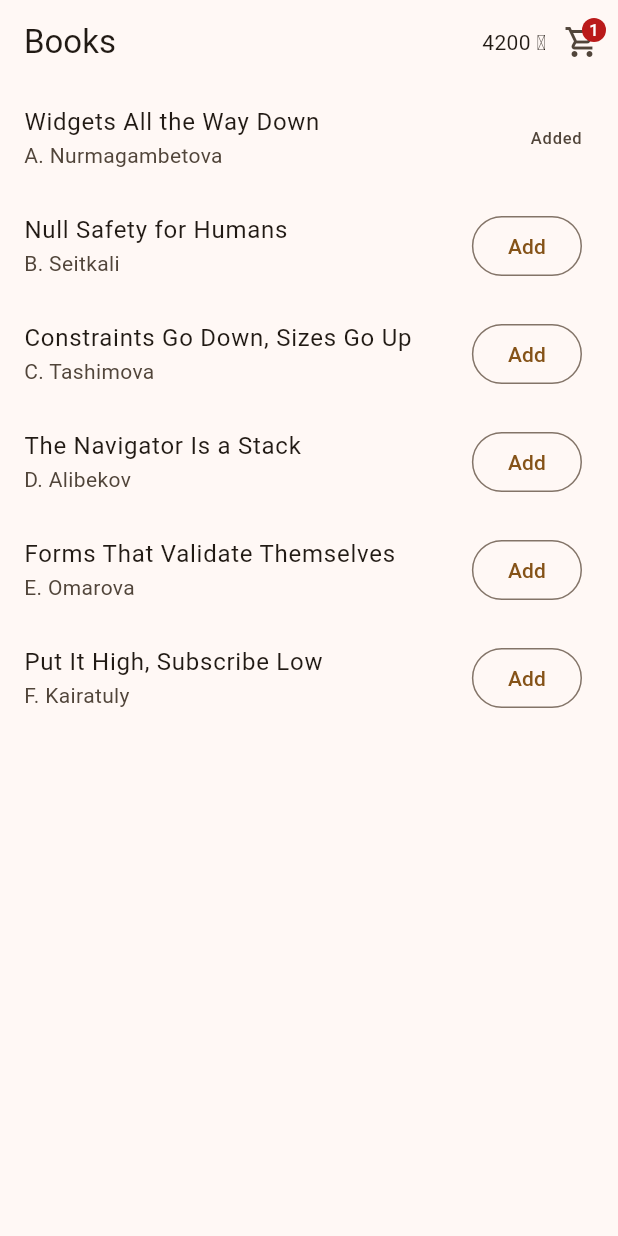
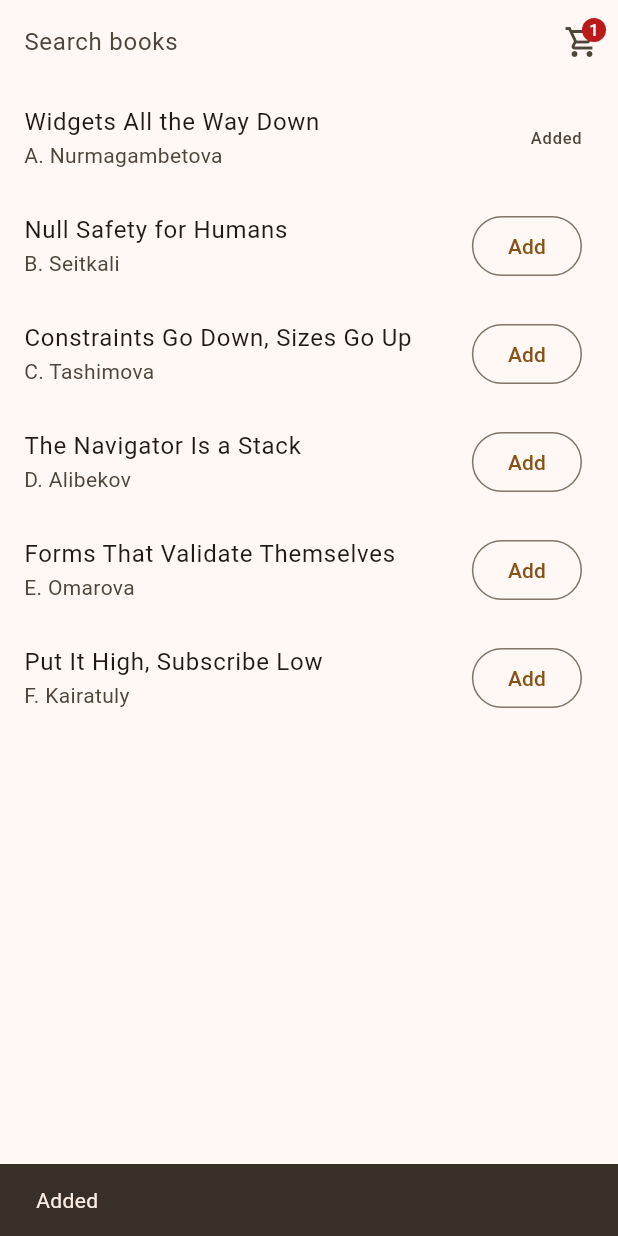
Before and after one commit to Aiganym007/flutter-2026-aiganym, a Flutter app: the screen it shows after launch, after a tap on "Add", on a phone screen of 412 x 824 dp. Run offline on Flutter 3.47's test engine with Material 3 defaults, Android fonts, the phone set to English and light mode, and no system bars.

Commit message:
practice9

```diff
--- a/practice9/lib/books_screen.dart
+++ b/practice9/lib/books_screen.dart
@@ -1,43 +1,107 @@
 import 'package:flutter/material.dart';
+import 'package:provider/provider.dart';
+
 import 'cart_badge.dart';
-import 'main.dart';
-class BooksScreen extends StatelessWidget {
-  const BooksScreen({
-    super.key,
-    required this.cart,
-    required this.total,
-    required this.onAdd,
-  });
-  final List<Book> cart;
-  final int total;
-  final void Function(Book) onAdd;
+import 'models/book.dart';
+import 'models/cart.dart';
+
+class BooksScreen extends StatefulWidget {
+  const BooksScreen({super.key});
+
+  @override
+  State<BooksScreen> createState() => _BooksScreenState();
+}
+
+class _BooksScreenState extends State<BooksScreen> {
+  final _search = TextEditingController();
+  String _query = '';
+
+  @override
+  void dispose() {
+    _search.dispose();
+    super.dispose();
+  }
+
+  List<Book> get _visible {
+    final q = _query.trim().toLowerCase();
+    if (q.isEmpty) return books;
+    return books
+        .where(
+          (b) =>
+              b.title.toLowerCase().contains(q) ||
+              b.author.toLowerCase().contains(q),
+        )
+        .toList();
+  }
 
   @override
   Widget build(BuildContext context) {
     debugPrint('BooksScreen build');
+    final visible = _visible;
     return Scaffold(
       appBar: AppBar(
-        title: const Text('Books'),
-        actions: [CartBadge(count: cart.length, total: total)],
+        title: TextField(
+          controller: _search,
+          decoration: InputDecoration(
+            hintText: 'Search books',
+            border: InputBorder.none,
+            suffixIcon: _query.isEmpty
+                ? null
+                : IconButton(
+                    tooltip: 'Clear search',
+                    icon: const Icon(Icons.clear),
+                    onPressed: () {
+                      _search.clear();
+                      setState(() => _query = '');
+                    },
+                  ),
+          ),
+          onChanged: (value) => setState(() => _query = value),
+        ),
+        actions: const [CartBadge()],
       ),
-      body: ListView(
-        children: [
-          for (final b in books)
-            Builder(builder: (context) {
-              debugPrint('row ${b.title}');
-              return ListTile(
-                title: Text(b.title),
-                subtitle: Text(b.author),
-                trailing: cart.contains(b)
-                    ? const Text('Added')
-                    : OutlinedButton(
-                  onPressed: () => onAdd(b),
-                  child: const Text('Add'),
-                ),
-              );
-            }),
-        ],
-      ),
+      body: visible.isEmpty
+          ? const Center(child: Text('No books found'))
+          : ListView.builder(
+              itemCount: visible.length,
+              itemBuilder: (_, i) =>
+                  _BookRow(key: ValueKey(visible[i].title), book: visible[i]),
+            ),
     );
   }
 }
+
+class _BookRow extends StatelessWidget {
+  const _BookRow({super.key, required this.book});
+  final Book book;
+
+  @override
+  Widget build(BuildContext context) {
+    debugPrint('row ${book.title}');
+    final inCart = context.select<Cart, bool>((c) => c.qtyOf(book) > 0);
+    return ListTile(
+      title: Text(book.title),
+      subtitle: Text(book.author),
+      trailing: inCart
+          ? const Text('Added')
+          : OutlinedButton(
+              onPressed: () => _add(context),
+              child: const Text('Add'),
+            ),
+    );
+  }
+
+  void _add(BuildContext context) {
+    final ok = context.read<Cart>().add(book);
+    if (ok) {
+      ScaffoldMessenger.of(context)
+        ..hideCurrentSnackBar()
+        ..showSnackBar(
+          const SnackBar(
+            content: Text('Added'),
+            duration: Duration(seconds: 1),
+          ),
+        );
+    }
+  }
+}
--- a/practice9/lib/cart_badge.dart
+++ b/practice9/lib/cart_badge.dart
@@ -1,24 +1,22 @@
 import 'package:flutter/material.dart';
+import 'package:provider/provider.dart';
+
+import 'models/cart.dart';
+
 class CartBadge extends StatelessWidget {
-  const CartBadge({super.key, required this.count, required this.total});
-  final int count;
-  final int total;
+  const CartBadge({super.key});
 
   @override
   Widget build(BuildContext context) {
-    return Row(
-      mainAxisSize: MainAxisSize.min,
-      children: [
-        Text('$total ₸'),
-        IconButton(
-          tooltip: 'Cart',
-          icon: Badge(
-            label: Text('$count'),
-            child: const Icon(Icons.shopping_cart_outlined),
-          ),
-          onPressed: () => Navigator.of(context).pushNamed('/cart'),
-        ),
-      ],
+    debugPrint('badge build');
+    final n = context.select<Cart, int>((c) => c.count);
+    return IconButton(
+      tooltip: 'Cart',
+      icon: Badge(
+        label: Text('$n'),
+        child: const Icon(Icons.shopping_cart_outlined),
+      ),
+      onPressed: () => Navigator.of(context).pushNamed('/cart'),
     );
   }
 }
--- a/practice9/lib/main.dart
+++ b/practice9/lib/main.dart
@@ -1,55 +1,25 @@
 import 'package:flutter/material.dart';
+import 'package:provider/provider.dart';
+
 import 'books_screen.dart';
 import 'cart_screen.dart';
-void main() => runApp(const Shell());
-class Book {
-  const Book({
-    required this.title,
-    required this.author,
-    required this.price,
-  });
-  final String title;
-  final String author;
-  final int price;
-}
-const books = [
-  Book(
-      title: 'Widgets All the Way Down',
-      author: 'A. Nurmagambetova',
-      price: 4200),
-  Book(title: 'Null Safety for Humans', author: 'B. Seitkali', price: 3100),
-  Book(
-      title: 'Constraints Go Down, Sizes Go Up',
-      author: 'C. Tashimova',
-      price: 5600),
-  Book(title: 'The Navigator Is a Stack', author: 'D. Alibekov', price: 2900),
-  Book(
-      title: 'Forms That Validate Themselves',
-      author: 'E. Omarova',
-      price: 3800),
-  Book(title: 'Put It High, Subscribe Low', author: 'F. Kairatuly', price: 4700),
-];
+import 'models/cart.dart';
 
-class Shell extends StatefulWidget {
+void main() =>
+    runApp(ChangeNotifierProvider(create: (_) => Cart(), child: const Shell()));
+
+class Shell extends StatelessWidget {
   const Shell({super.key});
-  @override
-  State<Shell> createState() => _ShellState();
-}
-
-class _ShellState extends State<Shell> {
-  final List<Book> _cart = [];
-  int get _total => _cart.fold(0, (sum, b) => sum + b.price);
-  void _add(Book b) => setState(() => _cart.add(b));
-  void _remove(Book b) => setState(() => _cart.remove(b));
 
   @override
   Widget build(BuildContext context) => MaterialApp(
+    title: 'Shop',
     theme: ThemeData(
       colorScheme: ColorScheme.fromSeed(seedColor: Colors.orange),
     ),
     routes: {
-      '/': (_) => BooksScreen(cart: _cart, total: _total, onAdd: _add),
-      '/cart': (_) => CartScreen(items: _cart, onRemove: _remove),
+      '/': (_) => const BooksScreen(),
+      '/cart': (_) => const CartScreen(),
     },
   );
 }
--- /dev/null
+++ b/practice9/lib/models/book.dart
@@ -0,0 +1,31 @@
+class Book {
+  const Book({required this.title, required this.author, required this.price});
+  final String title;
+  final String author;
+  final int price; // tenge
+}
+
+const books = [
+  Book(
+    title: 'Widgets All the Way Down',
+    author: 'A. Nurmagambetova',
+    price: 4200,
+  ),
+  Book(title: 'Null Safety for Humans', author: 'B. Seitkali', price: 3100),
+  Book(
+    title: 'Constraints Go Down, Sizes Go Up',
+    author: 'C. Tashimova',
+    price: 5600,
+  ),
+  Book(title: 'The Navigator Is a Stack', author: 'D. Alibekov', price: 2900),
+  Book(
+    title: 'Forms That Validate Themselves',
+    author: 'E. Omarova',
+    price: 3800,
+  ),
+  Book(
+    title: 'Put It High, Subscribe Low',
+    author: 'F. Kairatuly',
+    price: 4700,
+  ),
+];
--- /dev/null
+++ b/practice9/lib/models/cart.dart
@@ -0,0 +1,35 @@
+import 'package:flutter/foundation.dart';
+
+import 'book.dart';
+
+class Cart extends ChangeNotifier {
+  final Map<Book, int> _qty = {};
+  List<Book> get items => List.unmodifiable(_qty.keys);
+  int get count => _qty.length;
+  int get total =>
+      _qty.entries.fold<int>(0, (sum, e) => sum + e.key.price * e.value);
+  int qtyOf(Book b) => _qty[b] ?? 0;
+
+  bool add(Book b) {
+    if (_qty.containsKey(b)) return false;
+    _qty[b] = 1;
+    notifyListeners();
+    return true;
+  }
+
+  void remove(Book b) {
+    _qty.remove(b);
+    notifyListeners();
+  }
+
+  void increment(Book b) {
+    if (!_qty.containsKey(b)) return;
+    _qty[b] = _qty[b]! + 1;
+    notifyListeners();
+  }
+
+  void clear() {
+    _qty.clear();
+    notifyListeners();
+  }
+}
--- a/practice9/pubspec.yaml
+++ b/practice9/pubspec.yaml
@@ -34,6 +34,7 @@ dependencies:
   # The following adds the Cupertino Icons font to your application.
   # Use with the CupertinoIcons class for iOS style icons.
   cupertino_icons: ^1.0.8
+  provider: ^6.1.5+1
 
 dev_dependencies:
   flutter_test:
```
Also changed, not shown: practice9/lib/cart_screen.dart (+106 -17 lines), practice9/pubspec.lock, practice9/screenshot_books.png (added), practice9/screenshot_cart.png (added), 2 other files.
